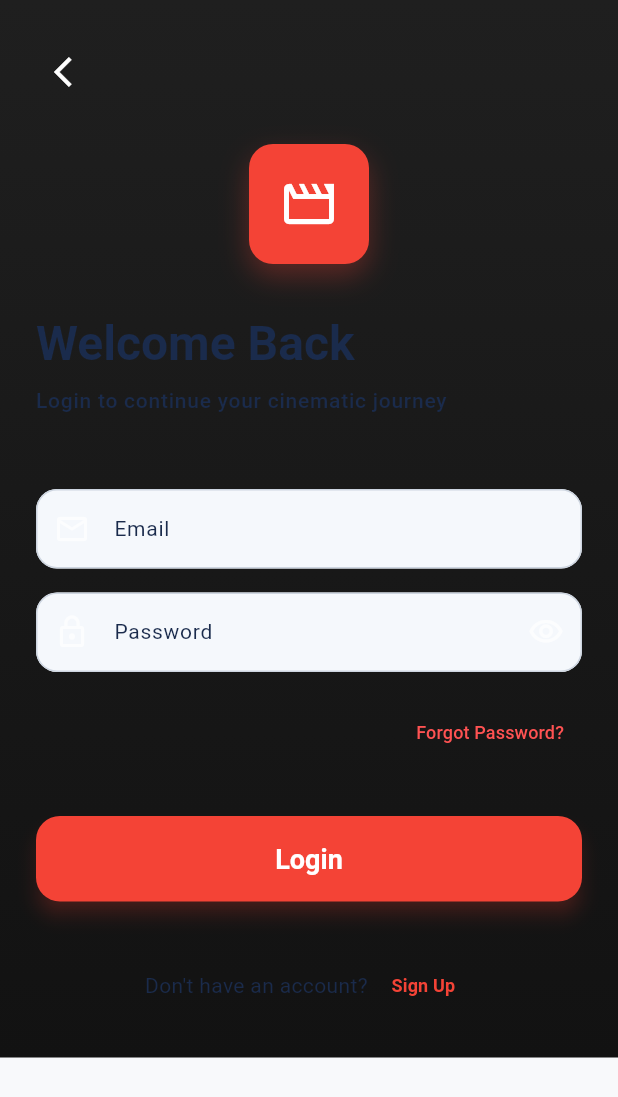
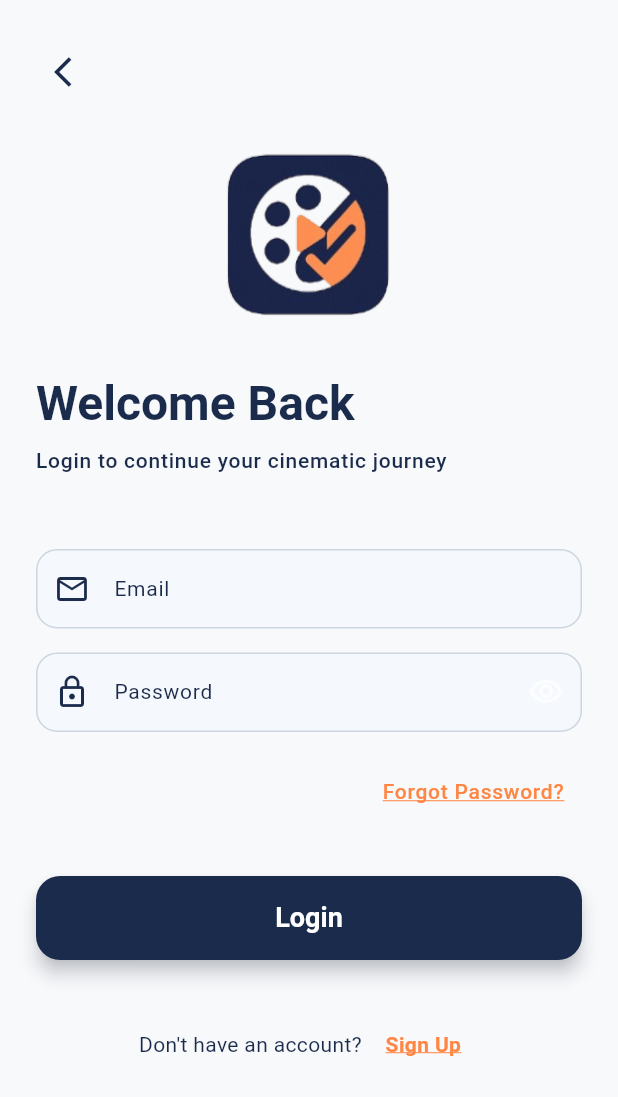
Before and after one commit to shaikhikram04/Watchary, a Flutter app: the screen it shows after launch, after a tap on "Login", on a phone screen of 412 x 824 dp. Shown: the top 1097 px of the screen. Run offline on Flutter 3.47's test engine with Material 3 defaults, Android fonts, the light colour scheme and no system bars; our stand-ins replace device_preview; Roboto replaces fonts that are missing (Poppins).

Commit message:
Optimize authentication screen

```diff
--- a/lib/common/widgets/text_fields/custom_text_field.dart
+++ b/lib/common/widgets/text_fields/custom_text_field.dart
@@ -1,5 +1,6 @@
 // Custom Reusable TextField Widget
 import 'package:flutter/material.dart';
+import 'package:watchary/core/constants/colors.dart';
 
 class CustomTextField extends StatelessWidget {
   final TextEditingController controller;
@@ -27,11 +28,12 @@ class CustomTextField extends StatelessWidget {
       controller: controller,
       keyboardType: keyboardType,
       obscureText: obscureText,
-      style: const TextStyle(color: Colors.white),
+      style: const TextStyle(color: WColors.primary),
       decoration: InputDecoration(
         hintText: hintText,
-        prefixIcon: Icon(prefixIcon, color: Colors.white70),
+        prefixIcon: Icon(prefixIcon, color: WColors.primary),
         suffixIcon: suffixIcon,
+        errorStyle: Theme.of(context).textTheme.labelSmall!.copyWith(color: WColors.error),
       ),
       validator: validator,
     );
--- a/lib/features/authentication/screens/login.dart
+++ b/lib/features/authentication/screens/login.dart
@@ -1,5 +1,6 @@
 import 'package:flutter/material.dart';
 import 'package:watchary/common/widgets/text_fields/custom_text_field.dart';
+import 'package:watchary/core/constants/colors.dart';
 import 'package:watchary/features/authentication/screens/signup_strp_1.dart';
 
 class LoginScreen extends StatefulWidget {
@@ -25,18 +26,7 @@ class _LoginScreenState extends State<LoginScreen> {
   @override
   Widget build(BuildContext context) {
     return Scaffold(
-      body: Container(
-        decoration: BoxDecoration(
-          gradient: LinearGradient(
-            begin: Alignment.topCenter,
-            end: Alignment.bottomCenter,
-            colors: [
-              const Color(0xFF1F1F1F),
-              const Color(0xFF121212),
-            ],
-          ),
-        ),
-        child: SafeArea(
+      body: SafeArea(
         child: SingleChildScrollView(
           padding: const EdgeInsets.all(24.0),
           child: Form(
@@ -46,7 +36,7 @@ class _LoginScreenState extends State<LoginScreen> {
               children: [
                 // Back Button
                 IconButton(
-                    icon: const Icon(Icons.arrow_back_ios, color: Colors.white),
+                  icon: const Icon(Icons.arrow_back_ios, color: WColors.primary),
                   onPressed: () => Navigator.pop(context),
                 ),
                 const SizedBox(height: 24),
@@ -55,23 +45,11 @@ class _LoginScreenState extends State<LoginScreen> {
                   child: Hero(
                     tag: 'app_logo',
                     child: Container(
-                        height: 80,
-                        width: 80,
-                        decoration: BoxDecoration(
-                          color: Colors.red,
-                          borderRadius: BorderRadius.circular(16),
-                          boxShadow: [
-                            BoxShadow(
-                              color: Colors.red.withOpacity(0.3),
-                              blurRadius: 15,
-                              offset: const Offset(0, 8),
-                            ),
-                          ],
-                        ),
-                        child: const Icon(
-                          Icons.movie_outlined,
-                          size: 40,
-                          color: Colors.white,
+                      width: 120,
+                      height: 120,
+                      decoration: BoxDecoration(borderRadius: BorderRadius.circular(24)),
+                      child: Image.asset(
+                        'assets/logos/Watchary-logo-without-txt-light.png',
                       ),
                     ),
                   ),
@@ -141,12 +119,14 @@ class _LoginScreenState extends State<LoginScreen> {
                 Align(
                   alignment: Alignment.centerRight,
                   child: TextButton(
-                      onPressed: () {
-                        // TODO: Implement forgot password functionality
-                      },
-                      child: const Text(
+                    onPressed: () {},
+                    child: Text(
                       'Forgot Password?',
-                        style: TextStyle(color: Colors.redAccent),
+                      style: Theme.of(context).textTheme.bodyLarge?.copyWith(
+                            color: WColors.secondary,
+                            decoration: TextDecoration.underline,
+                            decorationColor: WColors.secondary,
+                          ),
                     ),
                   ),
                 ),
@@ -155,7 +135,6 @@ class _LoginScreenState extends State<LoginScreen> {
                 ElevatedButton(
                   onPressed: () {
                     if (_formKey.currentState!.validate()) {
-                        // TODO: Implement login functionality
                       ScaffoldMessenger.of(context).showSnackBar(
                         const SnackBar(
                           content: Text('Processing Login...'),
@@ -165,18 +144,19 @@ class _LoginScreenState extends State<LoginScreen> {
                     }
                   },
                   style: ElevatedButton.styleFrom(
-                      backgroundColor: Colors.red,
+                    backgroundColor: WColors.primary,
                     minimumSize: const Size(double.infinity, 56),
+                    padding: const EdgeInsets.symmetric(horizontal: 24),
                     shape: RoundedRectangleBorder(
                       borderRadius: BorderRadius.circular(16),
                     ),
                     elevation: 5,
-                      shadowColor: Colors.red.withOpacity(0.5),
+                    shadowColor: WColors.primary.withOpacity(0.5),
                   ),
-                    child: const Text(
+                  child: Text(
                     'Login',
-                      style: TextStyle(
-                        fontSize: 18,
+                    style: Theme.of(context).textTheme.headlineSmall!.copyWith(
+                          color: Colors.white,
                           fontWeight: FontWeight.bold,
                         ),
                   ),
@@ -209,11 +189,13 @@ class _LoginScreenState extends State<LoginScreen> {
                           ),
                         );
                       },
-                        child: const Text(
+                      child: Text(
                         'Sign Up',
-                          style: TextStyle(
-                            color: Colors.red,
+                        style: Theme.of(context).textTheme.bodyMedium!.copyWith(
+                              color: WColors.secondary,
                               fontWeight: FontWeight.bold,
+                              decoration: TextDecoration.underline,
+                              decorationColor: WColors.secondary,
                             ),
                       ),
                     ),
@@ -224,7 +206,6 @@ class _LoginScreenState extends State<LoginScreen> {
           ),
         ),
       ),
-      ),
     );
   }
 }
--- a/lib/features/authentication/screens/welcome.dart
+++ b/lib/features/authentication/screens/welcome.dart
@@ -44,7 +44,6 @@ class WelcomeScreen extends StatelessWidget {
                 // Login Button
                 SizedBox(
                   width: double.infinity,
-                  height: WSizes.buttonHeight,
                   child: ElevatedButton(
                     onPressed: () {
                       Navigator.push(
@@ -71,7 +70,6 @@ class WelcomeScreen extends StatelessWidget {
                 // Sign Up Button
                 SizedBox(
                   width: double.infinity,
-                  height: WSizes.buttonHeight,
                   child: OutlinedButton(
                     onPressed: () {
                       Navigator.push(
```
Also changed, not shown: lib/core/themes/custom_theme/outline_button.dart (added, +15 -0 lines), lib/features/authentication/screens/signup_step_2.dart (+21 -39 lines), lib/features/authentication/screens/signup_strp_1.dart (+19 -40 lines), assets/logos/Watchary-logo-without-txt-light.png (added), assets/logos/image.png (added). Lines whose indentation alone changed are shown as unchanged.
